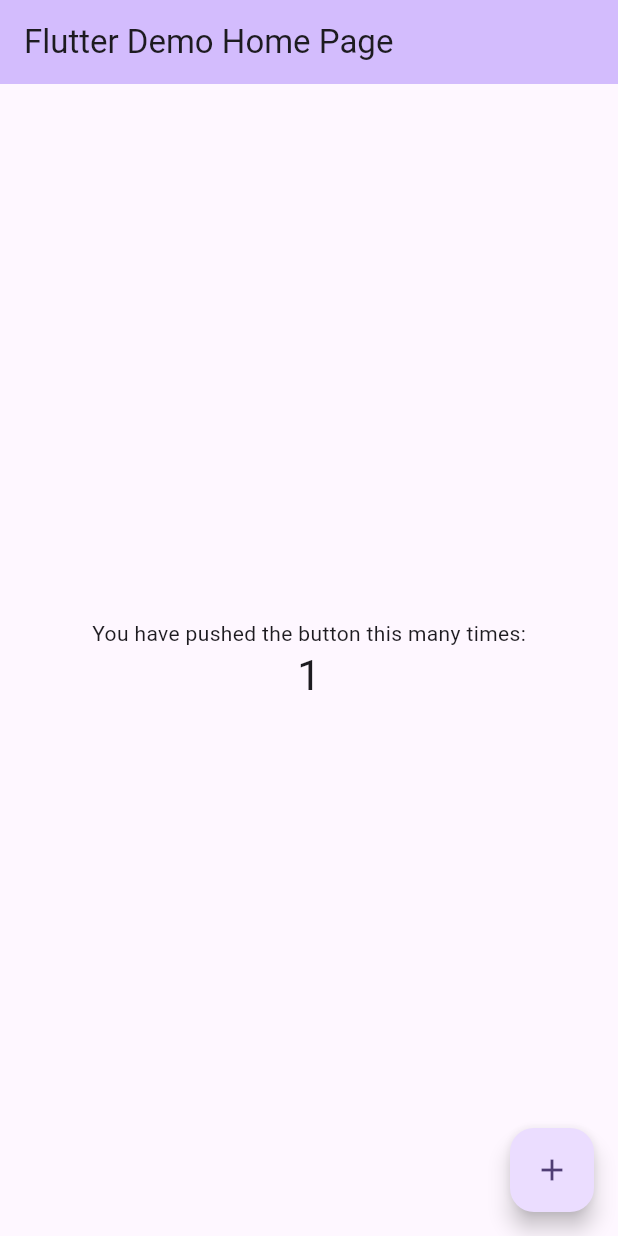
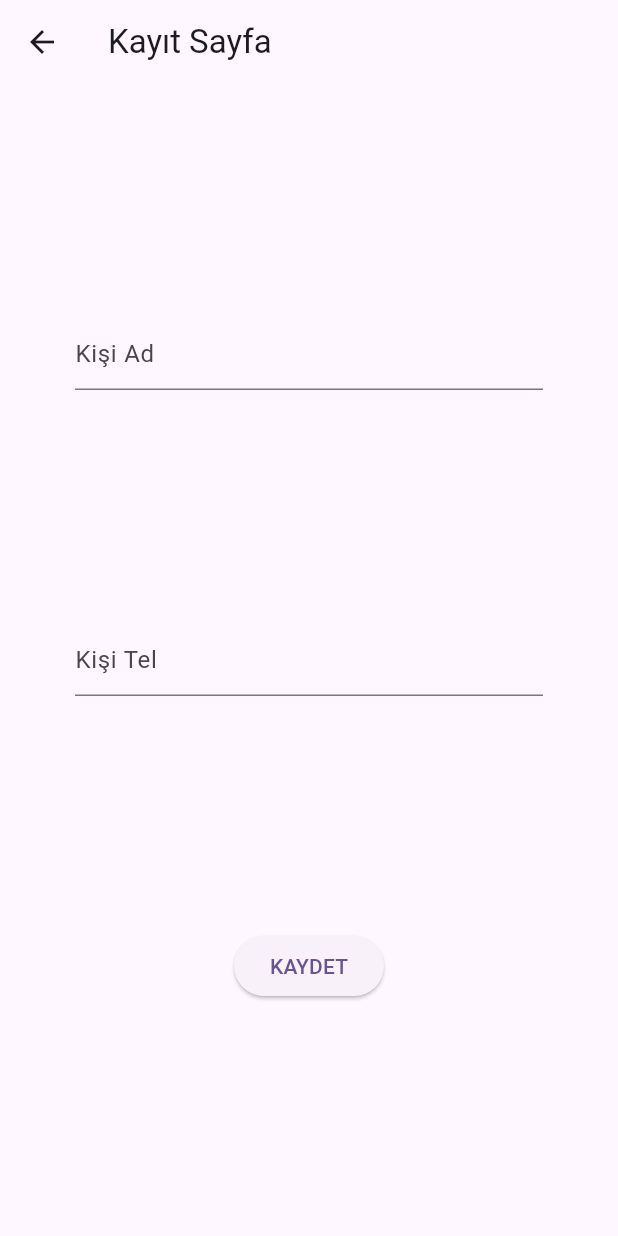
Before and after one commit to akgullberk/MyFlutterBook, a Flutter app: the screen it shows after launch, after a tap on the "add" icon, on a phone screen of 412 x 824 dp. Run offline on Flutter 3.47's test engine with Material 3 defaults, Android fonts, the phone set to English and light mode, and no system bars.

Commit message:
Kişiler Uygulaması

```diff
--- /dev/null
+++ b/kisiler_uygulamasi/lib/data/entity/kisiler.dart
@@ -0,0 +1,7 @@
+class Kisiler{
+  int kisi_id;
+  String kisi_ad;
+  String kisi_tel;
+
+  Kisiler({required this.kisi_id,required this.kisi_ad,required this.kisi_tel});
+}
--- a/kisiler_uygulamasi/lib/main.dart
+++ b/kisiler_uygulamasi/lib/main.dart
@@ -1,4 +1,5 @@
 import 'package:flutter/material.dart';
+import 'package:kisiler_uygulamasi/ui/views/anasayfa.dart';
 
 void main() {
   runApp(const MyApp());
@@ -7,116 +8,15 @@ void main() {
 class MyApp extends StatelessWidget {
   const MyApp({super.key});
 
-  // This widget is the root of your application.
   @override
   Widget build(BuildContext context) {
     return MaterialApp(
       title: 'Flutter Demo',
+      debugShowCheckedModeBanner: false,
       theme: ThemeData(
-        // This is the theme of your application.
-        //
-        // TRY THIS: Try running your application with "flutter run". You'll see
-        // the application has a purple toolbar. Then, without quitting the app,
-        // try changing the seedColor in the colorScheme below to Colors.green
-        // and then invoke "hot reload" (save your changes or press the "hot
-        // reload" button in a Flutter-supported IDE, or press "r" if you used
-        // the command line to start the app).
-        //
-        // Notice that the counter didn't reset back to zero; the application
-        // state is not lost during the reload. To reset the state, use hot
-        // restart instead.
-        //
-        // This works for code too, not just values: Most code changes can be
-        // tested with just a hot reload.
         colorScheme: ColorScheme.fromSeed(seedColor: Colors.deepPurple),
       ),
-      home: const MyHomePage(title: 'Flutter Demo Home Page'),
+      home: const Anasayfa(),
     );
   }
 }
-
-class MyHomePage extends StatefulWidget {
-  const MyHomePage({super.key, required this.title});
-
-  // This widget is the home page of your application. It is stateful, meaning
-  // that it has a State object (defined below) that contains fields that affect
-  // how it looks.
-
-  // This class is the configuration for the state. It holds the values (in this
-  // case the title) provided by the parent (in this case the App widget) and
-  // used by the build method of the State. Fields in a Widget subclass are
-  // always marked "final".
-
-  final String title;
-
-  @override
-  State<MyHomePage> createState() => _MyHomePageState();
-}
-
-class _MyHomePageState extends State<MyHomePage> {
-  int _counter = 0;
-
-  void _incrementCounter() {
-    setState(() {
-      // This call to setState tells the Flutter framework that something has
-      // changed in this State, which causes it to rerun the build method below
-      // so that the display can reflect the updated values. If we changed
-      // _counter without calling setState(), then the build method would not be
-      // called again, and so nothing would appear to happen.
-      _counter++;
-    });
-  }
-
-  @override
-  Widget build(BuildContext context) {
-    // This method is rerun every time setState is called, for instance as done
-    // by the _incrementCounter method above.
-    //
-    // The Flutter framework has been optimized to make rerunning build methods
-    // fast, so that you can just rebuild anything that needs updating rather
-    // than having to individually change instances of widgets.
-    return Scaffold(
-      appBar: AppBar(
-        // TRY THIS: Try changing the color here to a specific color (to
-        // Colors.amber, perhaps?) and trigger a hot reload to see the AppBar
-        // change color while the other colors stay the same.
-        backgroundColor: Theme.of(context).colorScheme.inversePrimary,
-        // Here we take the value from the MyHomePage object that was created by
-        // the App.build method, and use it to set our appbar title.
-        title: Text(widget.title),
-      ),
-      body: Center(
-        // Center is a layout widget. It takes a single child and positions it
-        // in the middle of the parent.
-        child: Column(
-          // Column is also a layout widget. It takes a list of children and
-          // arranges them vertically. By default, it sizes itself to fit its
-          // children horizontally, and tries to be as tall as its parent.
-          //
-          // Column has various properties to control how it sizes itself and
-          // how it positions its children. Here we use mainAxisAlignment to
-          // center the children vertically; the main axis here is the vertical
-          // axis because Columns are vertical (the cross axis would be
-          // horizontal).
-          //
-          // TRY THIS: Invoke "debug painting" (choose the "Toggle Debug Paint"
-          // action in the IDE, or press "p" in the console), to see the
-          // wireframe for each widget.
-          mainAxisAlignment: MainAxisAlignment.center,
-          children: <Widget>[
-            const Text('You have pushed the button this many times:'),
-            Text(
-              '$_counter',
-              style: Theme.of(context).textTheme.headlineMedium,
-            ),
-          ],
-        ),
-      ),
-      floatingActionButton: FloatingActionButton(
-        onPressed: _incrementCounter,
-        tooltip: 'Increment',
-        child: const Icon(Icons.add),
-      ), // This trailing comma makes auto-formatting nicer for build methods.
-    );
-  }
-}
--- /dev/null
+++ b/kisiler_uygulamasi/lib/ui/views/anasayfa.dart
@@ -0,0 +1,29 @@
+import 'package:flutter/material.dart';
+import 'package:kisiler_uygulamasi/ui/views/kayit_sayfa.dart';
+
+class Anasayfa extends StatefulWidget {
+  const Anasayfa({super.key});
+
+  @override
+  State<Anasayfa> createState() => _AnasayfaState();
+}
+
+class _AnasayfaState extends State<Anasayfa> {
+  @override
+  Widget build(BuildContext context) {
+    return Scaffold(
+      appBar: AppBar(title: const Text("Kişiler"),),
+      body: const Center(),
+      floatingActionButton: FloatingActionButton(
+          onPressed: (){
+            Navigator.push(context, MaterialPageRoute(builder: (context) => const KayitSayfa()))
+                .then((value){
+              print("Anasayfaya dönüldü");
+
+            });
+          },
+          child: const Icon(Icons.add),
+      ),
+    );
+  }
+}
--- /dev/null
+++ b/kisiler_uygulamasi/lib/ui/views/detay_sayfa.dart
@@ -0,0 +1,18 @@
+import 'package:flutter/material.dart';
+
+class DetaySayfa extends StatefulWidget {
+  const DetaySayfa({super.key});
+
+  @override
+  State<DetaySayfa> createState() => _DetaySayfaState();
+}
+
+class _DetaySayfaState extends State<DetaySayfa> {
+  @override
+  Widget build(BuildContext context) {
+    return  Scaffold(
+      appBar: AppBar(title: const Text("Detay Sayfa"),),
+      body: const Center(),
+    );
+  }
+}
--- /dev/null
+++ b/kisiler_uygulamasi/lib/ui/views/kayit_sayfa.dart
@@ -0,0 +1,40 @@
+import 'package:flutter/material.dart';
+
+class KayitSayfa extends StatefulWidget {
+  const KayitSayfa({super.key});
+
+  @override
+  State<KayitSayfa> createState() => _KayitSayfaState();
+}
+
+class _KayitSayfaState extends State<KayitSayfa> {
+
+  var tfKisiAdi = TextEditingController();
+  var tfKisiTel = TextEditingController();
+
+  Future<void> kaydet(String kisi_ad,String kisi_tel) async {
+    print("Kişi Kaydet : $kisi_ad - $kisi_tel");
+  }
+
+  @override
+  Widget build(BuildContext context) {
+    return Scaffold(
+      appBar: AppBar(title: const Text("Kayıt Sayfa"),),
+      body:  Center(
+        child: Padding(
+          padding: const EdgeInsets.only(left: 50,right: 50),
+          child: Column( mainAxisAlignment: MainAxisAlignment.spaceEvenly,
+            children: [
+              TextField(controller: tfKisiAdi,decoration: const InputDecoration(hintText: "Kişi Ad"),),
+              TextField(controller: tfKisiTel,decoration: const InputDecoration(hintText: "Kişi Tel"),),
+              ElevatedButton(onPressed: () {
+                kaydet(tfKisiAdi.text, tfKisiTel.text);
+              }, child: const Text("KAYDET"))
+
+            ],
+          ),
+        ),
+      ),
+    );
+  }
+}
```
Also changed, not shown: 1 other file.
